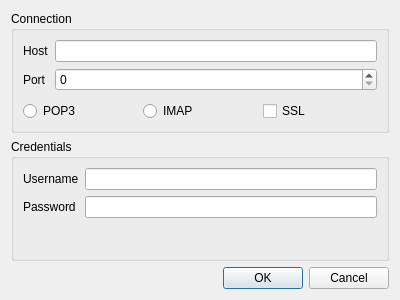
Qt form dialog_newprofile.ui (typp/bmail) before a commit.
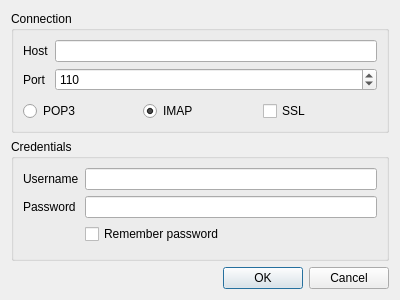
The same form after that commit.

Commit message: add dialog new profile

Patch:
```diff
--- a/dialog_newprofile.ui
+++ b/dialog_newprofile.ui
@@ -40,7 +40,14 @@
          </widget>
         </item>
         <item row="1" column="1">
-         <widget class="QSpinBox" name="spinBox"/>
+         <widget class="QSpinBox" name="spinBox">
+          <property name="maximum">
+           <number>65535</number>
+          </property>
+          <property name="value">
+           <number>110</number>
+          </property>
+         </widget>
         </item>
        </layout>
       </item>
@@ -58,6 +65,9 @@
           <property name="text">
            <string>IMAP</string>
           </property>
+          <property name="checked">
+           <bool>true</bool>
+          </property>
          </widget>
         </item>
         <item>
@@ -100,6 +110,13 @@
         <item row="1" column="1">
          <widget class="QLineEdit" name="lineEdit_2"/>
         </item>
+        <item row="2" column="1">
+         <widget class="QCheckBox" name="checkBox_2">
+          <property name="text">
+           <string>Remember password</string>
+          </property>
+         </widget>
+        </item>
        </layout>
       </item>
      </layout>
```
The commit also changes 2 other files.
